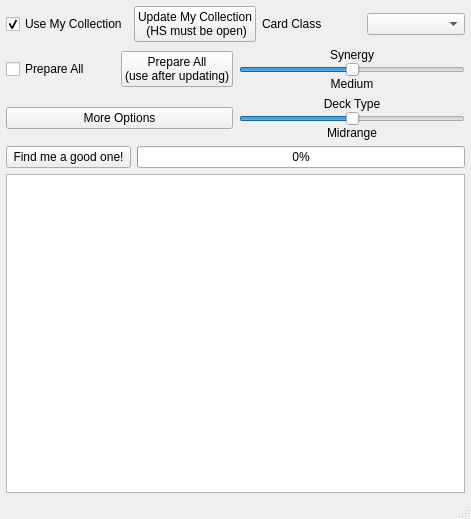
Old version of the form mainwindow.ui in the repository XGEu2X/Hearthstone-DeckFinder-GUI.
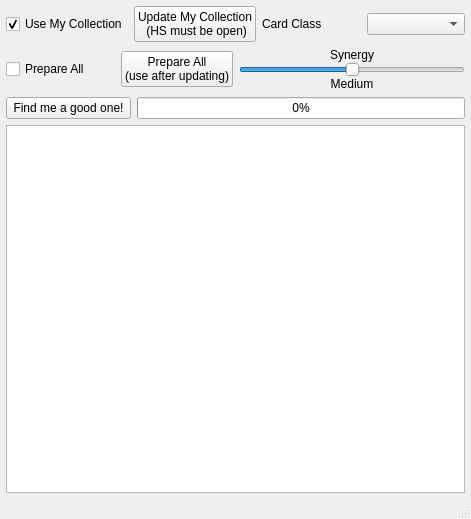
New version of the form.

Commit message: Remove useless things and avoid gui freeze

Patch:
```diff
--- a/mainwindow.ui
+++ b/mainwindow.ui
@@ -212,79 +212,6 @@
        </item>
       </layout>
      </item>
-     <item>
-      <layout class="QHBoxLayout" name="horizontalLayout_3">
-       <property name="topMargin">
-        <number>0</number>
-       </property>
-       <property name="rightMargin">
-        <number>0</number>
-       </property>
-       <item>
-        <widget class="QPushButton" name="pushButton_moreOptions">
-         <property name="text">
-          <string>More Options</string>
-         </property>
-        </widget>
-       </item>
-       <item>
-        <layout class="QVBoxLayout" name="verticalLayout_3">
-         <property name="spacing">
-          <number>0</number>
-         </property>
-         <property name="bottomMargin">
-          <number>0</number>
-         </property>
-         <item>
-          <widget class="QLabel" name="label_3">
-           <property name="text">
-            <string>Deck Type</string>
-           </property>
-           <property name="alignment">
-            <set>Qt::AlignCenter</set>
-           </property>
-          </widget>
-         </item>
-         <item>
-          <widget class="QSlider" name="horizontalSlider_deckType">
-           <property name="sizePolicy">
-            <sizepolicy hsizetype="Preferred" vsizetype="Fixed">
-             <horstretch>0</horstretch>
-             <verstretch>0</verstretch>
-            </sizepolicy>
-           </property>
-           <property name="maximum">
-            <number>6</number>
-           </property>
-           <property name="value">
-            <number>3</number>
-           </property>
-           <property name="orientation">
-            <enum>Qt::Horizontal</enum>
-           </property>
-          </widget>
-         </item>
-         <item>
-          <layout class="QHBoxLayout" name="horizontalLayout_10">
-           <property name="bottomMargin">
-            <number>0</number>
-           </property>
-           <item>
-            <widget class="QLabel" name="label_deckTypes">
-             <property name="text">
-              <string>Midrange</string>
-             </property>
-             <property name="alignment">
-              <set>Qt::AlignCenter</set>
-             </property>
-            </widget>
-           </item>
-          </layout>
-         </item>
-        </layout>
-       </item>
-      </layout>
-     </item>
      <item>
       <layout class="QHBoxLayout" name="horizontalLayout_4">
        <item>
```
The commit also changes 3 other files.
